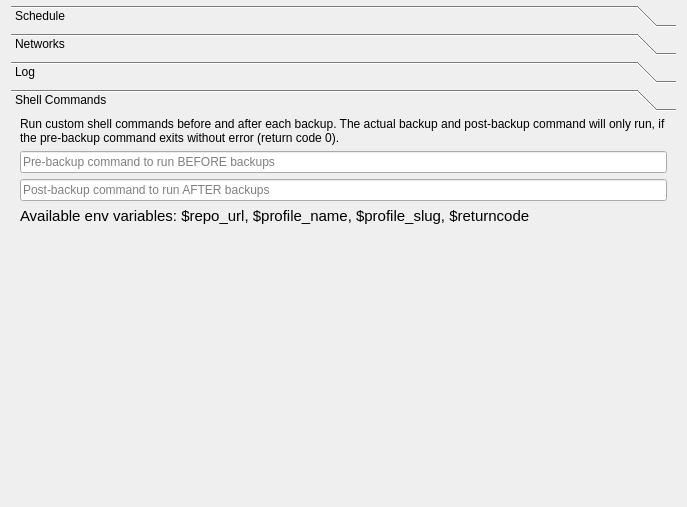
Old version of the form src/vorta/assets/UI/scheduletab.ui in the repository borgbase/vorta.
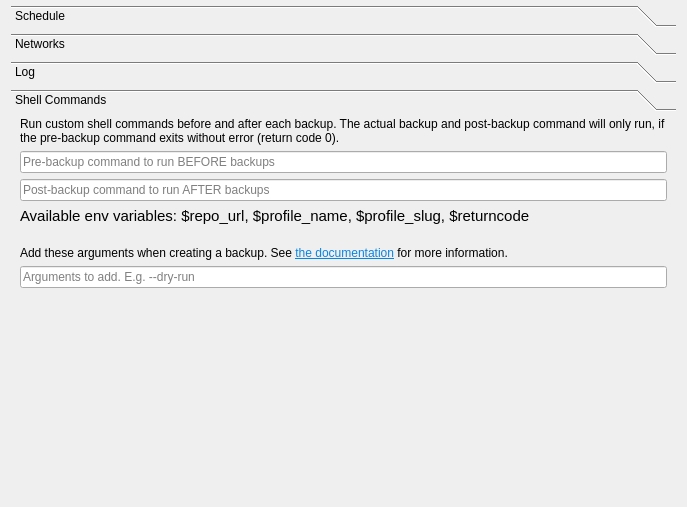
New version of the form. The open tabs and pages were chosen to show the change.

Commit message:
Add custom options to borg create command. By @samuel-w (#677)
And slight refactor of schedule tab.

Diff of the .ui file:
```diff
--- a/src/vorta/assets/UI/scheduletab.ui
+++ b/src/vorta/assets/UI/scheduletab.ui
@@ -477,8 +477,8 @@
        <rect>
         <x>0</x>
         <y>0</y>
-        <width>669</width>
-        <height>361</height>
+        <width>663</width>
+        <height>354</height>
        </rect>
       </property>
       <attribute name="label">
@@ -536,6 +536,45 @@
          </property>
         </widget>
        </item>
+       <item>
+        <spacer name="verticalSpacer_4">
+         <property name="orientation">
+          <enum>Qt::Vertical</enum>
+         </property>
+         <property name="sizeType">
+          <enum>QSizePolicy::Maximum</enum>
+         </property>
+         <property name="sizeHint" stdset="0">
+          <size>
+           <width>20</width>
+           <height>15</height>
+          </size>
+         </property>
+        </spacer>
+       </item>
+       <item>
+        <widget class="QLabel" name="label_7">
+         <property name="text">
+          <string>Add these arguments when creating a backup. See &lt;a href=&quot;https://borgbackup.readthedocs.io/en/stable/usage/create.html&quot;&gt;&lt;span style=&quot; text-decoration: underline; color:#0984e3;&quot;&gt;the documentation&lt;/span&gt;&lt;/a&gt; for more information.</string>
+         </property>
+         <property name="wordWrap">
+          <bool>true</bool>
+         </property>
+         <property name="openExternalLinks">
+          <bool>true</bool>
+         </property>
+        </widget>
+       </item>
+       <item>
+        <widget class="QLineEdit" name="createCmdLineEdit">
+         <property name="styleSheet">
+          <string notr="true">font-family:'Courier';</string>
+         </property>
+         <property name="placeholderText">
+          <string>Arguments to add. E.g. --dry-run</string>
+         </property>
+        </widget>
+       </item>
        <item>
         <spacer name="verticalSpacer_2">
          <property name="orientation">
```
Left out of the diff: 18 changed lines with no effect on the pictures. The commit also changes 4 other files.
